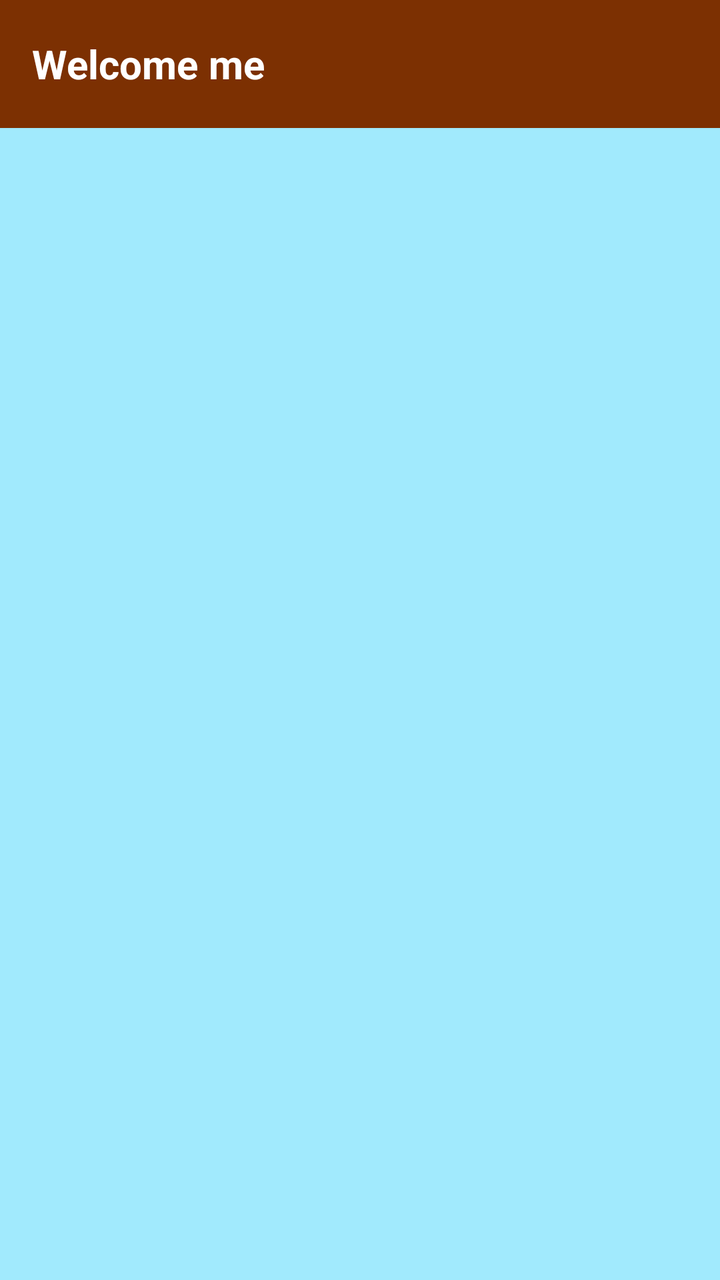
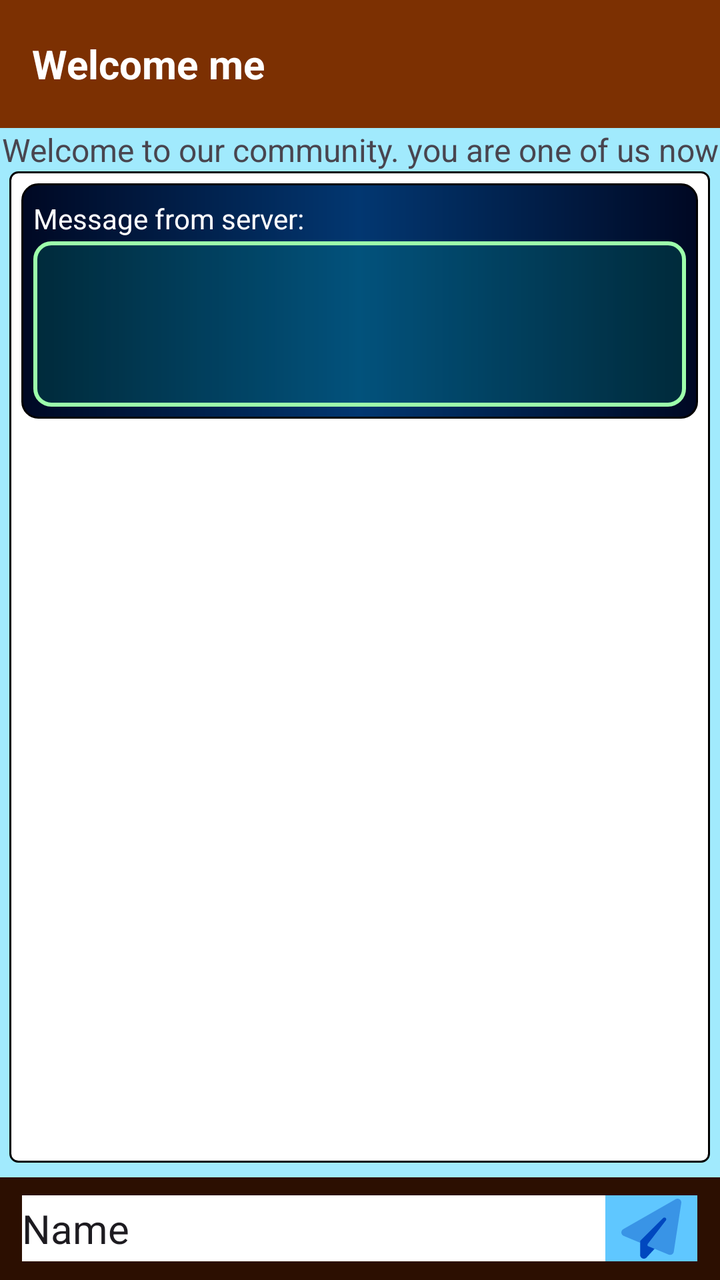

An Android layout rendered at two revisions. The XML below is the earlier revision; the diff shows what the commit changed to produce the second picture.
<!-- AndroidManifest.xml: application theme Theme.EAndroid -->
<!-- res/layout/activity_main.xml -->
<?xml version="1.0" encoding="utf-8"?>
<LinearLayout xmlns:android="http://schemas.android.com/apk/res/android"
    xmlns:app="http://schemas.android.com/apk/res-auto"
    xmlns:tools="http://schemas.android.com/tools"
    android:layout_width="match_parent"
    android:layout_height="match_parent"
    android:background="#A1EAFD"
    android:gravity="center"
    android:orientation="vertical">


    <androidx.appcompat.widget.Toolbar
        android:id="@+id/toolbar"
        android:layout_width="match_parent"
        android:layout_height="wrap_content"
        android:background="@color/toolicolor"
        android:gravity="left|center_vertical"
        android:minHeight="?attr/actionBarSize"
        app:titleTextColor="#FFFFFF"
        app:theme="@style/ToolbarTheme">

        <TextView
            android:id="@+id/toolbarTextView3"
            android:layout_width="wrap_content"
            android:layout_height="wrap_content"
            android:ellipsize="end"
            android:gravity="left|center_vertical"
            android:maxLines="1"
            android:text="Welcome"
            android:textAppearance="@android:style/TextAppearance.WindowTitle"
            android:textSize="20sp"
            android:visibility="visible" />

        <Space
            android:layout_width="5dp"
            android:layout_height="match_parent" />

        <TextView
            android:id="@+id/toolbarTextView"
            android:layout_width="wrap_content"
            android:layout_height="wrap_content"
            android:layout_gravity="left"
            android:ellipsize="end"
            android:gravity="left|center_vertical"
            android:maxLines="1"
            android:text="me"
            android:textAppearance="@android:style/TextAppearance.WindowTitle"
            android:textSize="20sp"
            android:visibility="visible" />
    </androidx.appcompat.widget.Toolbar>

    <androidx.fragment.app.FragmentContainerView
        android:id="@+id/fragmentContainerView"
        android:layout_width="match_parent"
        android:layout_height="match_parent"
        android:visibility="visible" />

    <LinearLayout
        android:id="@+id/dialogPage"
        android:layout_width="match_parent"
        android:layout_height="match_parent"
        android:alpha="1"
        android:background="#FFEBEB"
        android:backgroundTint="#FDF7DB"
        android:backgroundTintMode="multiply"
        android:orientation="horizontal"
        android:visibility="gone">

        <Space
            android:layout_width="80dp"
            android:layout_height="match_parent"
            android:layout_weight="1" />

        <LinearLayout
            android:layout_width="match_parent"
            android:layout_height="match_parent"
            android:layout_weight="1"
            android:orientation="vertical">

            <Space
                android:layout_width="match_parent"
                android:layout_height="112dp" />

            <TextView
                android:id="@+id/vtxtDialogMsg"
                android:layout_width="match_parent"
                android:layout_height="wrap_content"
                android:textSize="20sp"
                android:textStyle="bold" />

            <Space
                android:layout_width="match_parent"
                android:layout_height="37dp" />

            <Button
                android:id="@+id/dialogOK"
                android:layout_width="match_parent"
                android:layout_height="wrap_content"
                android:text="OK" />

            <Space
                android:layout_width="match_parent"
                android:layout_height="50dp" />

            <TextView
                android:id="@+id/textView2"
                android:layout_width="match_parent"
                android:layout_height="wrap_content"
                android:text="OurArtAG copyright ©2023-2027 for OFAC users only"
                android:textAlignment="center"
                android:textSize="12sp" />

            <Space
                android:layout_width="match_parent"
                android:layout_height="15dp" />

            <TextView
                android:id="@+id/ourartaglink"
                android:layout_width="match_parent"
                android:layout_height="wrap_content"
                android:autoLink="web"
                android:text="https://www.ourartag.com"
                android:textAlignment="center"
                android:textSize="12sp" />

        </LinearLayout>

        <Space
            android:layout_width="80dp"
            android:layout_height="match_parent"
            android:layout_weight="1" />
    </LinearLayout>

    <LinearLayout
        android:layout_width="match_parent"
        android:layout_height="match_parent"
        android:orientation="vertical">

        <TextView
            android:id="@+id/mainAppStatus"
            android:layout_width="match_parent"
            android:layout_height="wrap_content"
            android:text="Welcome to our community. you are one of us now"
            android:textAlignment="center"
            android:textSize="16sp" />



        <LinearLayout
            android:layout_width="match_parent"
            android:layout_height="wrap_content"
            android:layout_weight="1"
            android:orientation="horizontal">

            <Space
                android:layout_width="wrap_content"
                android:layout_height="match_parent"
                android:layout_weight="0.02" />

            <LinearLayout
                android:layout_width="wrap_content"
                android:layout_height="match_parent"
                android:layout_weight="0.8"
                android:paddingLeft="6dp"
                android:paddingRight="6dp"
                android:background="@drawable/my_custom_background"
                android:orientation="vertical"></LinearLayout>

            <Space
                android:layout_width="wrap_content"
                android:layout_height="match_parent"
                android:layout_weight="0.02" />
        </LinearLayout>

        <Space
            android:layout_width="match_parent"
            android:layout_height="wrap_content"
            android:layout_weight="0.02" />
        <LinearLayout
            android:layout_width="match_parent"
            android:layout_height="wrap_content"
            android:layout_weight="0.05"
            android:background="#2C0F01"
            android:gravity="center"
            android:orientation="horizontal">

            <Space
                android:layout_width="wrap_content"
                android:layout_height="match_parent"
                android:layout_weight="0.1" />

            <EditText
                android:id="@+id/editTextText"
                android:layout_width="wrap_content"
                android:layout_height="33dp"
                android:layout_weight="0.5"
                android:background="#FFFFFF"
                android:ems="10"
                android:inputType="text"
                android:minHeight="25dp"
                android:text="Name"
                android:textSize="20sp"
                tools:ignore="TouchTargetSizeCheck" />

            <ImageButton
                android:id="@+id/imageButton"
                android:layout_width="35dp"
                android:layout_height="33dp"
                android:layout_weight="0.1"
                android:background="#5FC7FF"
                android:src="@drawable/paper_plane_30"
                android:tint="#0047BF" />

            <Space
                android:layout_width="wrap_content"
                android:layout_height="match_parent"
                android:layout_weight="0.1" />
        </LinearLayout>

    </LinearLayout>

</LinearLayout>
<!-- resources referenced by this layout -->
<resources>
  <color name="toolicolor">#7C3002</color>
  <!-- drawable my_custom_background (drawable) -->
  <shape xmlns:android="http://schemas.android.com/apk/res/android"
      android:shape="rectangle">
      <corners
          android:radius="4dp"
          android:topRightRadius="4dp"
          android:bottomRightRadius="4dp"
          android:bottomLeftRadius="4dp" />
      <solid android:color="#ffffff" />
      <stroke
          android:width="1dp"
          android:color="@android:color/black"/>
  </shape>
  <!-- drawable paper_plane_30 (drawable) -->
  <vector android:height="30dp" android:viewportHeight="512"
      android:viewportWidth="512" android:width="30dp" xmlns:android="http://schemas.android.com/apk/res/android">
      <path android:fillAlpha="0.4" android:fillColor="#FF000000"
          android:pathData="M498.1,5.6c10.1,7 15.4,19.1 13.5,31.2l-64,416c-1.5,9.7 -7.4,18.2 -16,23s-18.9,5.4 -28,1.6L224,402.7V389.4L380.7,185.8c5.2,-6.7 4.2,-16.4 -2.3,-21.9s-16.1,-5.1 -22,1.1L178.8,350.6l-14.1,14.1c-3,3 -4.7,7.1 -4.7,11.3l-28.3,-11.8 -112,-46.7C8.4,312.8 0.8,302.2 0.1,290s5.5,-23.7 16.1,-29.8l448,-256c10.7,-6.1 23.9,-5.5 34,1.4z" android:strokeAlpha="0.4"/>
      <path android:fillColor="#FF000000" android:pathData="M380.7,185.8c5.1,-6.7 4.2,-16.2 -2.1,-21.8s-15.9,-5.3 -21.9,0.7l-179,179 -13,13c-3,3 -4.7,7.1 -4.7,11.3v8,56 48c0,13.2 8.1,25 20.3,29.8s26.2,1.6 35.2,-8.1L284,427.7l-60,-25V389.4L380.7,185.8z"/>
  </vector>
  <style name="ToolbarTheme" parent="@style/ThemeOverlay.AppCompat.ActionBar">
          
          <item name="colorControlNormal">@color/white</item>
      </style>
  <style name="Theme.EAndroid" parent="Base.Theme.EAndroid" />
  <color name="white">#FFFFFFFF</color>
  <style name="Base.Theme.EAndroid" parent="Theme.Material3.DayNight.NoActionBar">
          
          
      </style>
</resources>

<!-- the commit's change to res/layout/activity_main.xml (unified diff, before → after) -->
@@ -16,8 +16,8 @@
         android:background="@color/toolicolor"
         android:gravity="left|center_vertical"
         android:minHeight="?attr/actionBarSize"
-        app:titleTextColor="#FFFFFF"
-        app:theme="@style/ToolbarTheme">
+        app:theme="@style/ToolbarTheme"
+        app:titleTextColor="#FFFFFF">
 
         <TextView
             android:id="@+id/toolbarTextView3"
@@ -53,7 +53,7 @@
         android:id="@+id/fragmentContainerView"
         android:layout_width="match_parent"
         android:layout_height="match_parent"
-        android:visibility="visible" />
+        android:visibility="gone" />
 
     <LinearLayout
         android:id="@+id/dialogPage"
@@ -145,7 +145,6 @@
             android:textSize="16sp" />
 
 
-
         <LinearLayout
             android:layout_width="match_parent"
             android:layout_height="wrap_content"
@@ -161,10 +160,49 @@
                 android:layout_width="wrap_content"
                 android:layout_height="match_parent"
                 android:layout_weight="0.8"
+                android:background="@drawable/my_custom_background"
+                android:orientation="vertical"
+                android:paddingTop="6dp"
+                android:paddingBottom="6dp"
                 android:paddingLeft="6dp"
-                android:paddingRight="6dp"
-                android:background="@drawable/my_custom_background"
-                android:orientation="vertical"></LinearLayout>
+                android:paddingRight="6dp">
+
+                <LinearLayout
+                    android:layout_width="match_parent"
+                    android:layout_height="wrap_content"
+                    android:background="@drawable/my_bg_1"
+                    android:orientation="vertical"
+                    android:paddingTop="6dp"
+                    android:paddingBottom="6dp"
+                    android:paddingLeft="6dp"
+                    android:paddingRight="6dp">
+
+                    <TextView
+                        android:id="@+id/textView4"
+                        android:layout_width="match_parent"
+                        android:layout_height="wrap_content"
+                        android:text="Message from server:"
+                        android:paddingVertical="2dp"
+                        android:textColor="@color/white" />
+
+                    <TextView
+                        android:id="@+id/txtResponotif"
+                        android:layout_width="match_parent"
+                        android:layout_height="wrap_content"
+                        android:background="@drawable/my_bg_2"
+                        android:minLines="4"
+                        android:paddingHorizontal="6dp"
+                        android:paddingVertical="2dp"
+                        android:textColor="@color/light_text1"
+                        android:textSize="16sp"
+                        android:textStyle="bold" />
+                </LinearLayout>
+
+                <LinearLayout
+                    android:layout_width="match_parent"
+                    android:layout_height="wrap_content"
+                    android:orientation="vertical"></LinearLayout>
+            </LinearLayout>
 
             <Space
                 android:layout_width="wrap_content"
@@ -176,6 +214,7 @@
             android:layout_width="match_parent"
             android:layout_height="wrap_content"
             android:layout_weight="0.02" />
+
         <LinearLayout
             android:layout_width="match_parent"
             android:layout_height="wrap_content"
<!-- resource entries referenced after the edit -->
@@ -1,5 +1,6 @@
 <!-- resources referenced by this layout -->
 <resources>
+  <color name="light_text1">#9DFFAB</color>
   <color name="toolicolor">#7C3002</color>
   <!-- drawable my_custom_background (drawable) -->
   <shape xmlns:android="http://schemas.android.com/apk/res/android"
@@ -26,7 +27,42 @@
           <item name="colorControlNormal">@color/white</item>
       </style>
   <style name="Theme.EAndroid" parent="Base.Theme.EAndroid" />
+  <color name="dark_bg2">#023771</color>
+  <color name="dark_bg3">#000823</color>
   <color name="white">#FFFFFFFF</color>
+  <!-- drawable my_bg_1 (drawable) -->
+  <shape xmlns:android="http://schemas.android.com/apk/res/android"
+      android:shape="rectangle">
+      <corners android:radius="8dp"/>
+      <solid android:color="#041D67" />
+      <stroke
+          android:width="1dp"
+          android:color="@android:color/black"/>
+      <gradient
+          android:angle="180"
+          android:centerX="0.5"
+          android:centerY="0.5"
+          android:centerColor="@color/dark_bg2"
+          android:endColor="@color/dark_bg3"
+          android:gradientRadius="0"
+          android:startColor="@color/dark_bg3"
+          android:type="linear"
+      android:useLevel="true"/>
+  
+  
+  </shape>
+  <!-- drawable my_bg_2 (drawable) -->
+  <shape xmlns:android="http://schemas.android.com/apk/res/android"
+      android:shape="rectangle">
+      <corners android:radius="8dp"/>
+      <solid android:color="#2200FFC4" />
+      <stroke
+          android:width="2dp"
+          android:color="@color/light_text1"/>
+  
+  
+  
+  </shape>
   <style name="Base.Theme.EAndroid" parent="Theme.Material3.DayNight.NoActionBar">
           
           
